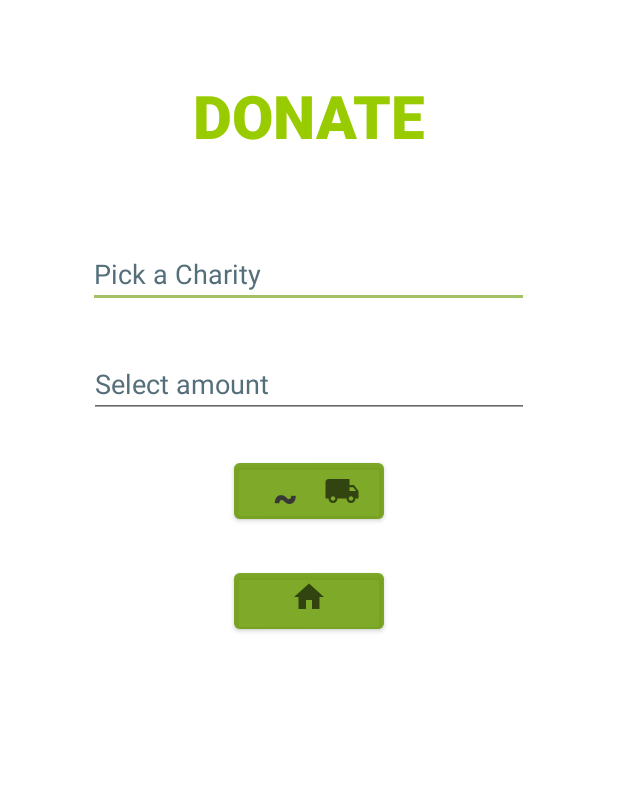
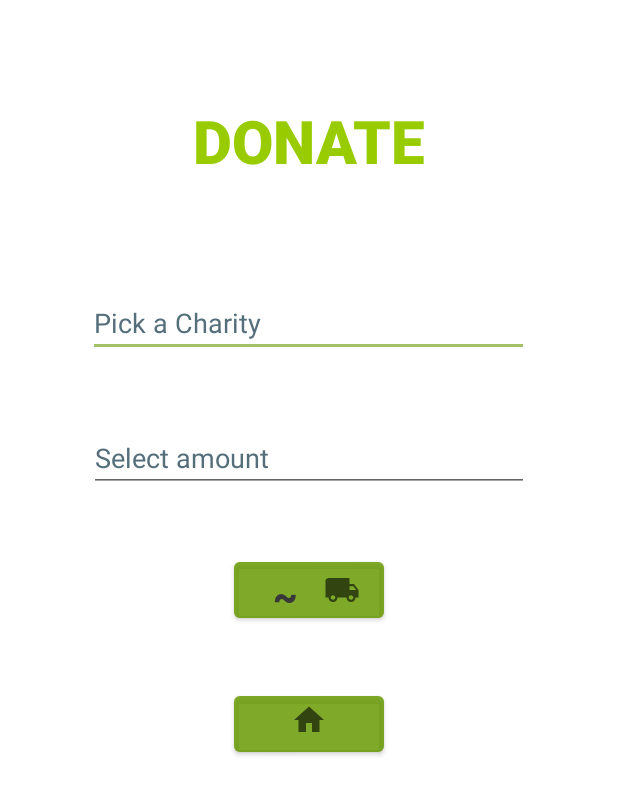
Before and after one commit to arielleslatus/CS5520-MobileAppDev-su21-Charitable, an Android app: the DonateDummy screen opened directly, with no data from a screen before it, on a phone screen of 412 x 824 dp. Shown: the top 795 px of the screen. Run offline under Robolectric (Android 15) with nearby library versions, the phone set to English and light mode, and no system bars; our stand-ins replace Firebase (no records; nobody signed in at launch, a user with empty details on screens opened directly).

Commit message:
constraints on donate page

```diff
--- a/app/src/main/res/layout/activity_donate_dummy.xml
+++ b/app/src/main/res/layout/activity_donate_dummy.xml
@@ -10,14 +10,15 @@
         android:id="@+id/donate_banner"
         android:layout_width="match_parent"
         android:layout_height="wrap_content"
-        android:text="DONATE"
+        android:text="@string/donate"
         android:textSize="40sp"
         android:textAlignment="center"
         android:textStyle="bold"
         android:fontFamily="sans-serif-black"
         app:layout_constraintTop_toTopOf="parent"
-        app:layout_constraintRight_toRightOf="parent"
-        app:layout_constraintLeft_toLeftOf="parent"
+        app:layout_constraintEnd_toEndOf="parent"
+        app:layout_constraintStart_toStartOf="parent"
+        app:layout_constraintBottom_toTopOf="@id/donate_charity"
         android:layout_marginTop="50dp"
         android:textColor="@color/green_lively"
         />
@@ -28,13 +29,14 @@
         android:layout_height="45dp"
         android:layout_marginTop="56dp"
         android:ems="10"
-        android:hint="Pick a Charity"
+        android:hint="@string/pick_a_charity"
         android:inputType="text"
         android:textSize="18sp"
         app:layout_constraintHorizontal_bias="0.495"
-        app:layout_constraintLeft_toLeftOf="parent"
-        app:layout_constraintRight_toRightOf="parent"
-        app:layout_constraintTop_toBottomOf="@+id/donate_banner" />
+        app:layout_constraintStart_toStartOf="parent"
+        app:layout_constraintEnd_toEndOf="parent"
+        app:layout_constraintTop_toBottomOf="@+id/donate_banner"
+        app:layout_constraintBottom_toTopOf="@id/donate_amount"/>
 
     <EditText
         android:id="@+id/donate_amount"
@@ -42,12 +44,13 @@
         android:layout_height="43dp"
         android:layout_marginTop="30dp"
         android:ems="10"
-        android:hint="Select amount"
+        android:hint="@string/select_amount"
         android:inputType="numberDecimal"
         android:textSize="18sp"
-        app:layout_constraintLeft_toLeftOf="parent"
-        app:layout_constraintRight_toRightOf="parent"
-        app:layout_constraintTop_toBottomOf="@+id/donate_charity" />
+        app:layout_constraintStart_toStartOf="parent"
+        app:layout_constraintEnd_toEndOf="parent"
+        app:layout_constraintTop_toBottomOf="@+id/donate_charity"
+        app:layout_constraintBottom_toTopOf="@id/donate_send"/>
 
     <Button
         android:id="@+id/donate_send"
@@ -57,10 +60,11 @@
         android:backgroundTint="@color/green_dark"
         android:textSize="26sp"
         android:textStyle="bold"
-        app:layout_constraintLeft_toLeftOf="parent"
-        app:layout_constraintRight_toRightOf="parent"
+        app:layout_constraintStart_toStartOf="parent"
+        app:layout_constraintEnd_toEndOf="parent"
         app:layout_constraintTop_toBottomOf="@+id/donate_amount"
-        android:text="~"
+        app:layout_constraintBottom_toTopOf="@id/donate_back"
+        android:text="@string/exhaust"
         android:textColor="@color/dark_gray"
         android:drawableRight="@drawable/ic_baseline_local_shipping_24"
         android:onClick="donate"/>
@@ -70,12 +74,14 @@
         android:layout_width="100dp"
         android:layout_height="49dp"
         android:layout_marginTop="24dp"
+        android:layout_marginBottom="300dp"
         android:backgroundTint="@color/green_dark"
         android:textSize="26sp"
         android:textStyle="bold"
-        app:layout_constraintLeft_toLeftOf="parent"
-        app:layout_constraintRight_toRightOf="parent"
+        app:layout_constraintStart_toStartOf="parent"
+        app:layout_constraintEnd_toEndOf="parent"
         app:layout_constraintTop_toBottomOf="@+id/donate_send"
+        app:layout_constraintBottom_toBottomOf="parent"
         android:textColor="@color/dark_gray"
         android:drawableTop="@drawable/ic_baseline_home_24"
         android:onClick="back"/>
--- a/app/src/main/res/values/strings.xml
+++ b/app/src/main/res/values/strings.xml
@@ -16,4 +16,8 @@
 
     <string name="hello_first_fragment">Hello first fragment</string>
     <string name="hello_second_fragment">Hello second fragment. Arg: %1$s</string>
+    <string name="donate">DONATE</string>
+    <string name="pick_a_charity">Pick a Charity</string>
+    <string name="select_amount">Select amount</string>
+    <string name="exhaust">~</string>
 </resources>
```
Also changed, not shown: app/src/main/java/edu/neu/charitable/SecurityPreferences.java (line endings or trailing spaces).
